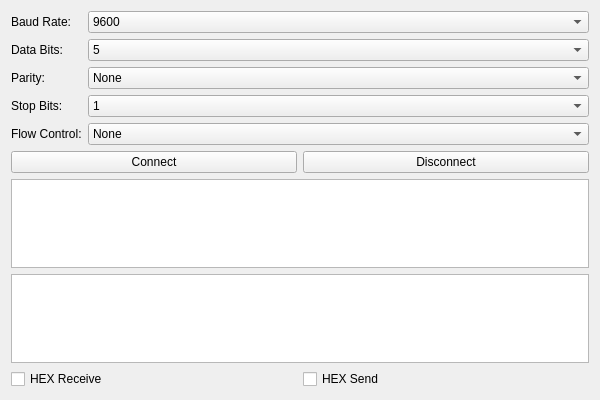
First picture: the form in serialwidget.ui, repository AirHolic/OSPA, before the edit.
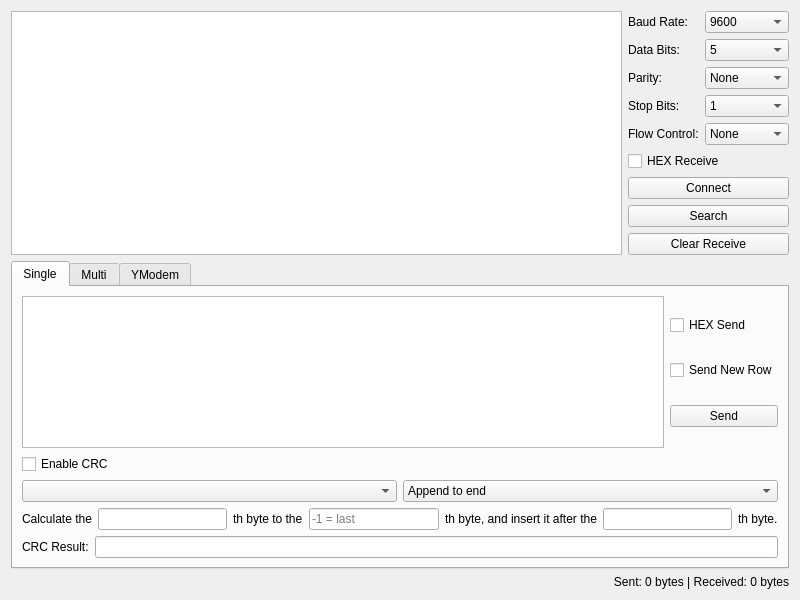
Second picture: the form after the edit.

Commit message: 根据cpp程序更新ui界面，便于预览

Patch:
```diff
--- a/serialwidget.ui
+++ b/serialwidget.ui
@@ -6,13 +6,24 @@
    <rect>
     <x>0</x>
     <y>0</y>
-    <width>600</width>
-    <height>400</height>
+    <width>800</width>
+    <height>600</height>
    </rect>
   </property>
   <layout class="QVBoxLayout" name="verticalLayout">
    <item>
-    <layout class="QFormLayout" name="formLayout">
+    <layout class="QHBoxLayout" name="upLayout">
+     <item>
+      <widget class="QTextEdit" name="receiveTextEdit">
+       <property name="readOnly">
+        <bool>true</bool>
+       </property>
+      </widget>
+     </item>
+     <item>
+      <layout class="QVBoxLayout" name="receiveSideLayout">
+       <item>
+        <layout class="QFormLayout" name="settingsLayout">
      <item row="0" column="0">
       <widget class="QLabel" name="labelBaudRate">
        <property name="text">
@@ -171,7 +182,12 @@
     </layout>
    </item>
    <item>
-    <layout class="QHBoxLayout" name="horizontalLayout">
+        <widget class="QCheckBox" name="hexReceiveCheckBox">
+         <property name="text">
+          <string>HEX Receive</string>
+         </property>
+        </widget>
+       </item>
      <item>
       <widget class="QPushButton" name="connectButton">
        <property name="text">
@@ -180,33 +196,41 @@
       </widget>
      </item>
      <item>
-      <widget class="QPushButton" name="disconnectButton">
+        <widget class="QPushButton" name="searchButton">
        <property name="text">
-        <string>Disconnect</string>
+          <string>Search</string>
        </property>
       </widget>
      </item>
-    </layout>
-   </item>
    <item>
-    <widget class="QTextEdit" name="receiveTextEdit">
-     <property name="readOnly">
-      <bool>true</bool>
+        <widget class="QPushButton" name="clearReceiveButton">
+         <property name="text">
+          <string>Clear Receive</string>
      </property>
     </widget>
    </item>
+      </layout>
+     </item>
+    </layout>
+   </item>
+   <!-- 下部布局：发送区与多标签页 -->
+   <item>
+    <layout class="QHBoxLayout" name="downLayout">
+     <item>
+      <widget class="QTabWidget" name="sendTabWidget">
+       <!-- Tab Single -->
+       <widget class="QWidget" name="tabSingle">
+        <attribute name="title">
+         <string>Single</string>
+        </attribute>
+        <layout class="QVBoxLayout" name="singleSendLayout">
+         <item>
+          <layout class="QHBoxLayout" name="singleSendUpLayout">
    <item>
     <widget class="QTextEdit" name="sendTextEdit"/>
    </item>
    <item>
-    <layout class="QHBoxLayout" name="horizontalLayout_2">
-     <item>
-      <widget class="QCheckBox" name="hexReceiveCheckBox">
-       <property name="text">
-        <string>HEX Receive</string>
-       </property>
-      </widget>
-     </item>
+            <layout class="QVBoxLayout" name="sendSideLayout">
      <item>
       <widget class="QCheckBox" name="hexSendCheckBox">
        <property name="text">
@@ -214,7 +238,227 @@
        </property>
       </widget>
      </item>
-    </layout>
+             <item>
+              <widget class="QCheckBox" name="sendNewRowCheckbox">
+               <property name="text">
+                <string>Send New Row</string>
+               </property>
+              </widget>
+             </item>
+             <item>
+              <widget class="QPushButton" name="sendButton">
+               <property name="text">
+                <string>Send</string>
+               </property>
+              </widget>
+             </item>
+            </layout>
+           </item>
+          </layout>
+         </item>
+         <!-- CRC区域 -->
+         <item>
+          <layout class="QVBoxLayout" name="crcLayout">
+           <item>
+            <widget class="QCheckBox" name="crcEnableCheckBox">
+             <property name="text">
+              <string>Enable CRC</string>
+             </property>
+            </widget>
+           </item>
+           <item>
+            <layout class="QHBoxLayout" name="crcFormatLayout">
+             <item>
+              <widget class="QComboBox" name="crcFormatComboBox">
+               <!-- CRC 算法列表由代码添加 -->
+              </widget>
+             </item>
+             <item>
+              <widget class="QComboBox" name="crcInsertPositionComboBox">
+               <item>
+                <property name="text">
+                 <string>Append to end</string>
+                </property>
+               </item>
+               <item>
+                <property name="text">
+                 <string>Customize</string>
+                </property>
+               </item>
+              </widget>
+             </item>
+            </layout>
+           </item>
+           <item>
+            <layout class="QHBoxLayout" name="crcInsertPositionLayout">
+             <item>
+              <widget class="QLabel" name="crcInsertPositionLabel1">
+               <property name="text">
+                <string>Calculate the</string>
+               </property>
+              </widget>
+             </item>
+             <item>
+              <widget class="QLineEdit" name="crcCalculateFristSpecificByteLineEdit"/>
+             </item>
+             <item>
+              <widget class="QLabel" name="crcInsertPositionLabel2">
+               <property name="text">
+                <string>th byte to the</string>
+               </property>
+              </widget>
+             </item>
+             <item>
+              <widget class="QLineEdit" name="crcCalculateLastSpecificByteLineEdit">
+               <property name="placeholderText">
+                <string>-1 = last</string>
+               </property>
+              </widget>
+             </item>
+             <item>
+              <widget class="QLabel" name="crcInsertPositionLabel3">
+               <property name="text">
+                <string>th byte, and insert it after the</string>
+               </property>
+              </widget>
+             </item>
+             <item>
+              <widget class="QLineEdit" name="crcInsertSpecificByteLineEdit"/>
+             </item>
+             <item>
+              <widget class="QLabel" name="crcInsertPositionLabel4">
+               <property name="text">
+                <string>th byte.</string>
+               </property>
+              </widget>
+             </item>
+            </layout>
+           </item>
+           <item>
+            <layout class="QHBoxLayout" name="crcResultLayout">
+             <item>
+              <widget class="QLabel" name="crcResultLabel">
+               <property name="text">
+                <string>CRC Result:</string>
+               </property>
+              </widget>
+             </item>
+             <item>
+              <widget class="QLineEdit" name="crcResultLineEdit">
+               <property name="readOnly">
+                <bool>true</bool>
+               </property>
+              </widget>
+             </item>
+            </layout>
+           </item>
+          </layout>
+         </item>
+        </layout>
+       </widget>
+       <!-- Tab Multi -->
+       <widget class="QWidget" name="tabMulti">
+        <attribute name="title">
+         <string>Multi</string>
+        </attribute>
+        <layout class="QHBoxLayout" name="multiSendLayout">
+         <item>
+          <layout class="QGridLayout" name="multiSendGridLayout">
+           <item row="0" column="0">
+            <widget class="QWidget" name="multiSendUnit0"/>
+           </item>
+           <item row="0" column="1">
+            <widget class="QWidget" name="multiSendUnit1"/>
+           </item>
+           <item row="1" column="0">
+            <widget class="QWidget" name="multiSendUnit2"/>
+           </item>
+           <item row="1" column="1">
+            <widget class="QWidget" name="multiSendUnit3"/>
+           </item>
+           <item row="2" column="0">
+            <widget class="QWidget" name="multiSendUnit4"/>
+           </item>
+           <item row="2" column="1">
+            <widget class="QWidget" name="multiSendUnit5"/>
+           </item>
+           <item row="3" column="0">
+            <widget class="QWidget" name="multiSendUnit6"/>
+           </item>
+           <item row="3" column="1">
+            <widget class="QWidget" name="multiSendUnit7"/>
+           </item>
+           <item row="4" column="0">
+            <widget class="QWidget" name="multiSendUnit8"/>
+           </item>
+           <item row="4" column="1">
+            <widget class="QWidget" name="multiSendUnit9"/>
+           </item>
+          </layout>
+         </item>
+         <item>
+          <layout class="QVBoxLayout" name="multiSendSideLayout">
+           <item>
+            <widget class="QCheckBox" name="multiCycleSendCheckBox">
+             <property name="text">
+              <string>Cycle Send</string>
+             </property>
+            </widget>
+           </item>
+           <item>
+            <layout class="QHBoxLayout" name="multiCycleSendLayout">
+             <item>
+              <widget class="QLabel" name="multiCycleSendLabel">
+               <property name="text">
+                <string>cycle</string>
+               </property>
+              </widget>
+             </item>
+             <item>
+              <widget class="QLineEdit" name="multiCycleSendLineEdit">
+               <property name="text">
+                <string>1000</string>
+               </property>
+              </widget>
+             </item>
+             <item>
+              <widget class="QLabel" name="multiCycleSendUnitLabel">
+               <property name="text">
+                <string>ms</string>
+               </property>
+              </widget>
+             </item>
+            </layout>
+           </item>
+          </layout>
+         </item>
+        </layout>
+       </widget>
+       <!-- Tab YModem -->
+       <widget class="QWidget" name="tabYModem">
+        <attribute name="title">
+         <string>YModem</string>
+        </attribute>
+        <layout class="QVBoxLayout" name="ymodemLayout">
+         <item>
+          <widget class="QWidget" name="ymodemWidget"/>
+         </item>
+        </layout>
+       </widget>
+      </widget>
+     </item>
+    </layout>
+   </item>
+   <!-- 底部状态栏 -->
+   <item>
+    <widget class="QLabel" name="statusLabel">
+     <property name="text">
+      <string>Sent: 0 bytes | Received: 0 bytes</string>
+     </property>
+     <property name="alignment">
+      <set>Qt::AlignRight</set>
+     </property>
+    </widget>
    </item>
   </layout>
  </widget>
```
Left out of the diff: 3 changed lines with no effect on the pictures. Lines whose indentation alone changed are shown as unchanged. The commit also changes 4 other files.
